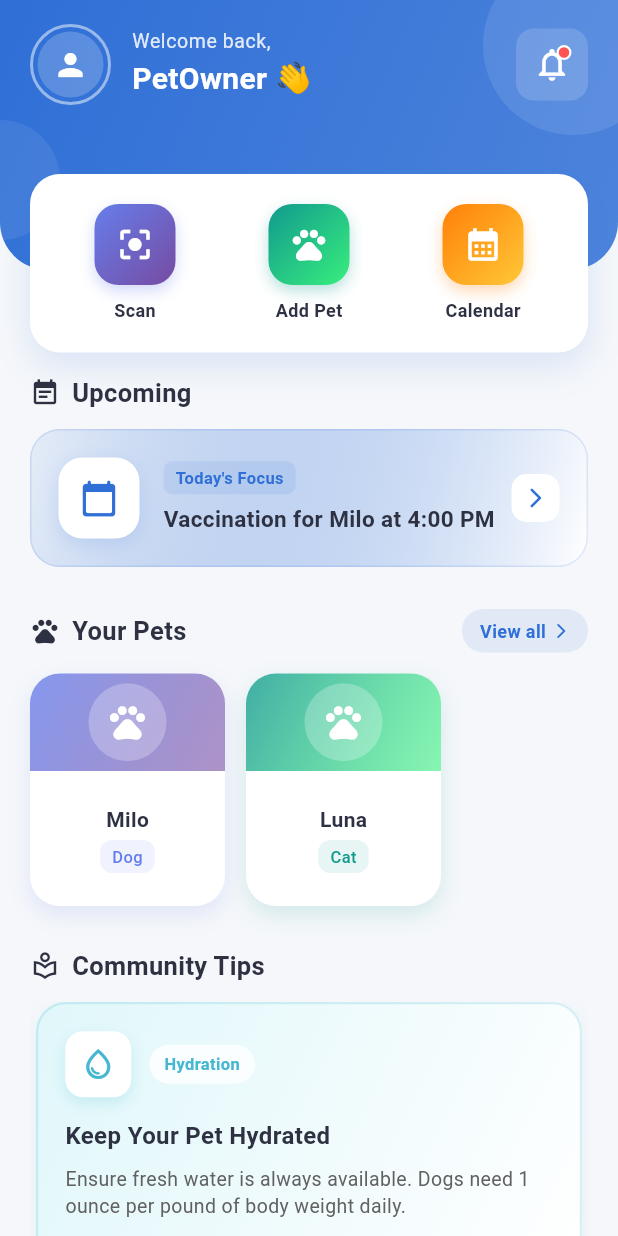
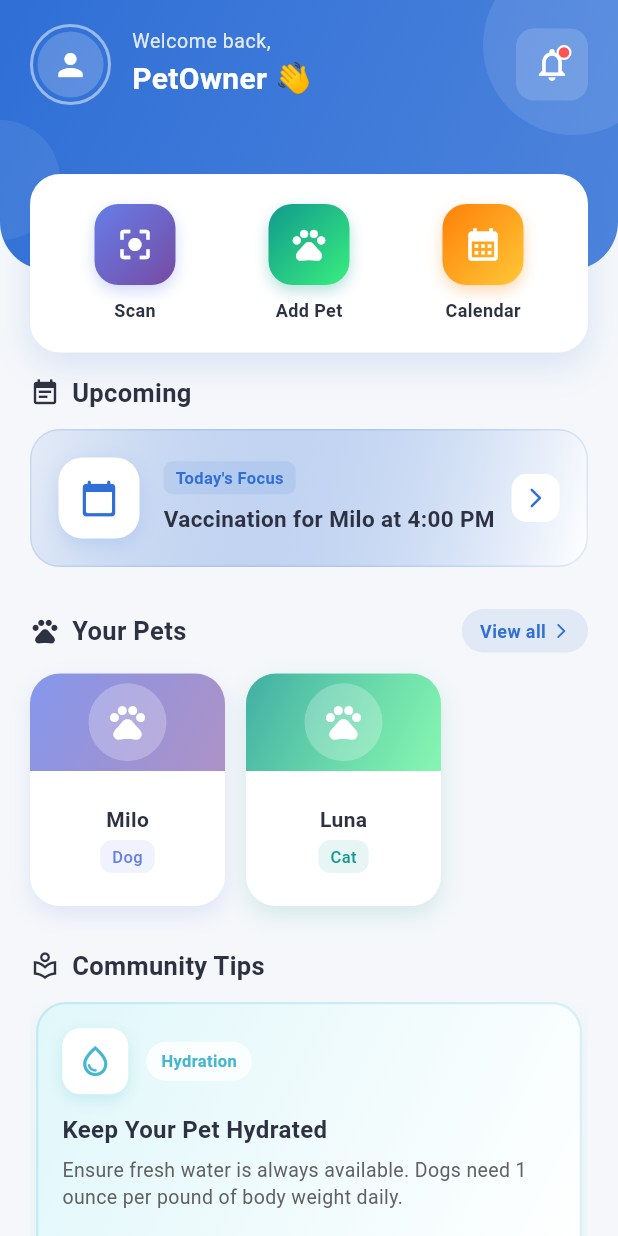
Before and after one commit to stfd9/FYP_Project, a Flutter app: the _HomeDashboardContent screen opened directly, on a phone screen of 412 x 824 dp. Run offline on Flutter 3.47's test engine with Material 3 defaults, Android fonts, the phone set to English and light mode, and no system bars; our stand-ins replace camera, image_picker, smooth_page_indicator; accounts and stored records are empty.

Commit message:
home diaplay fix

```diff
--- a/lib/View/home_dashboard_view.dart
+++ b/lib/View/home_dashboard_view.dart
@@ -763,7 +763,7 @@ class _CommunityTipCard extends StatelessWidget {
   Widget build(BuildContext context) {
     return Container(
       margin: const EdgeInsets.symmetric(horizontal: 4),
-      padding: const EdgeInsets.all(18),
+      padding: const EdgeInsets.all(16),
       decoration: BoxDecoration(
         gradient: LinearGradient(
           colors: gradient,
@@ -782,6 +782,7 @@ class _CommunityTipCard extends StatelessWidget {
       ),
       child: Column(
         crossAxisAlignment: CrossAxisAlignment.start,
+        mainAxisSize: MainAxisSize.min,
         children: [
           Row(
             children: [
@@ -801,7 +802,8 @@ class _CommunityTipCard extends StatelessWidget {
                 child: Icon(icon, color: iconColor, size: 24),
               ),
               const SizedBox(width: 12),
-              Container(
+              Flexible(
+                child: Container(
                   padding: const EdgeInsets.symmetric(
                     horizontal: 10,
                     vertical: 5,
@@ -817,11 +819,13 @@ class _CommunityTipCard extends StatelessWidget {
                       fontWeight: FontWeight.w600,
                       color: iconColor,
                     ),
+                    overflow: TextOverflow.ellipsis,
+                  ),
                 ),
               ),
             ],
           ),
-          const SizedBox(height: 14),
+          const SizedBox(height: 12),
           Text(
             title,
             style: const TextStyle(
@@ -829,9 +833,12 @@ class _CommunityTipCard extends StatelessWidget {
               fontWeight: FontWeight.bold,
               color: Color(0xFF2D3142),
             ),
+            maxLines: 1,
+            overflow: TextOverflow.ellipsis,
           ),
-          const SizedBox(height: 8),
-          Text(
+          const SizedBox(height: 6),
+          Flexible(
+            child: Text(
               description,
               style: TextStyle(
                 fontSize: 13,
@@ -841,6 +848,7 @@ class _CommunityTipCard extends StatelessWidget {
               maxLines: 3,
               overflow: TextOverflow.ellipsis,
             ),
+          ),
         ],
       ),
     );
```
Lines whose indentation alone changed are shown as unchanged.
